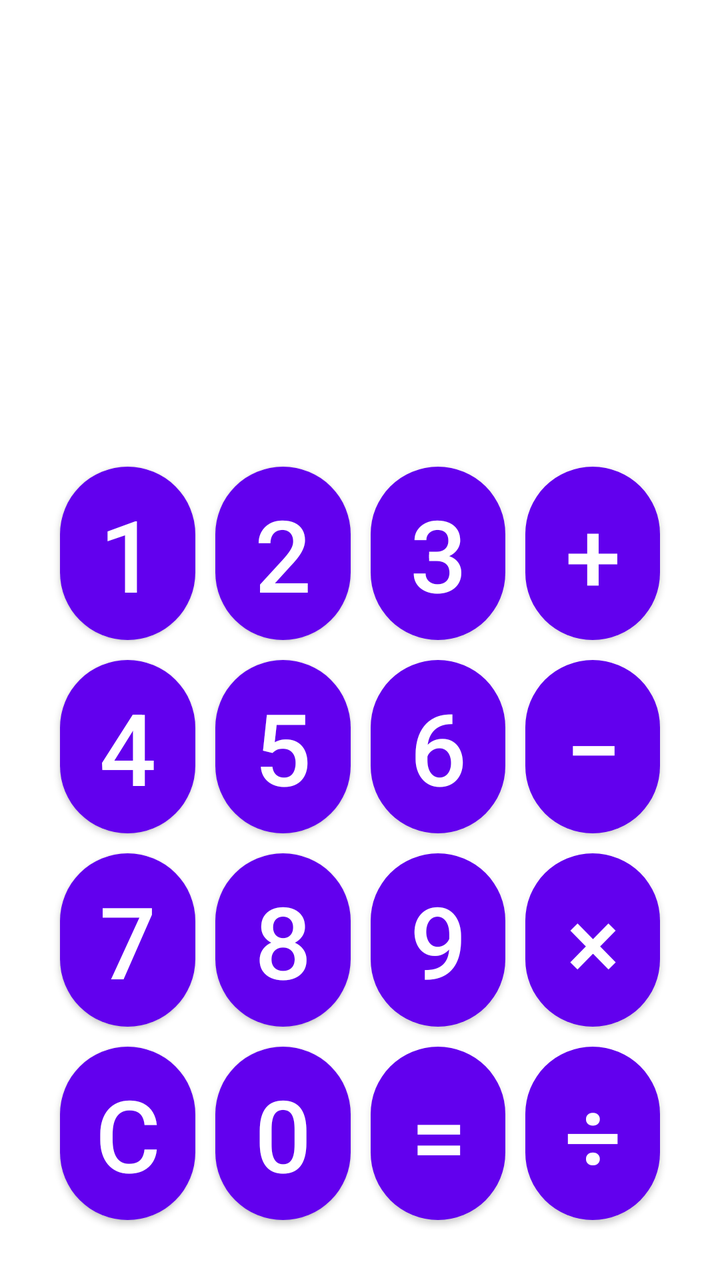
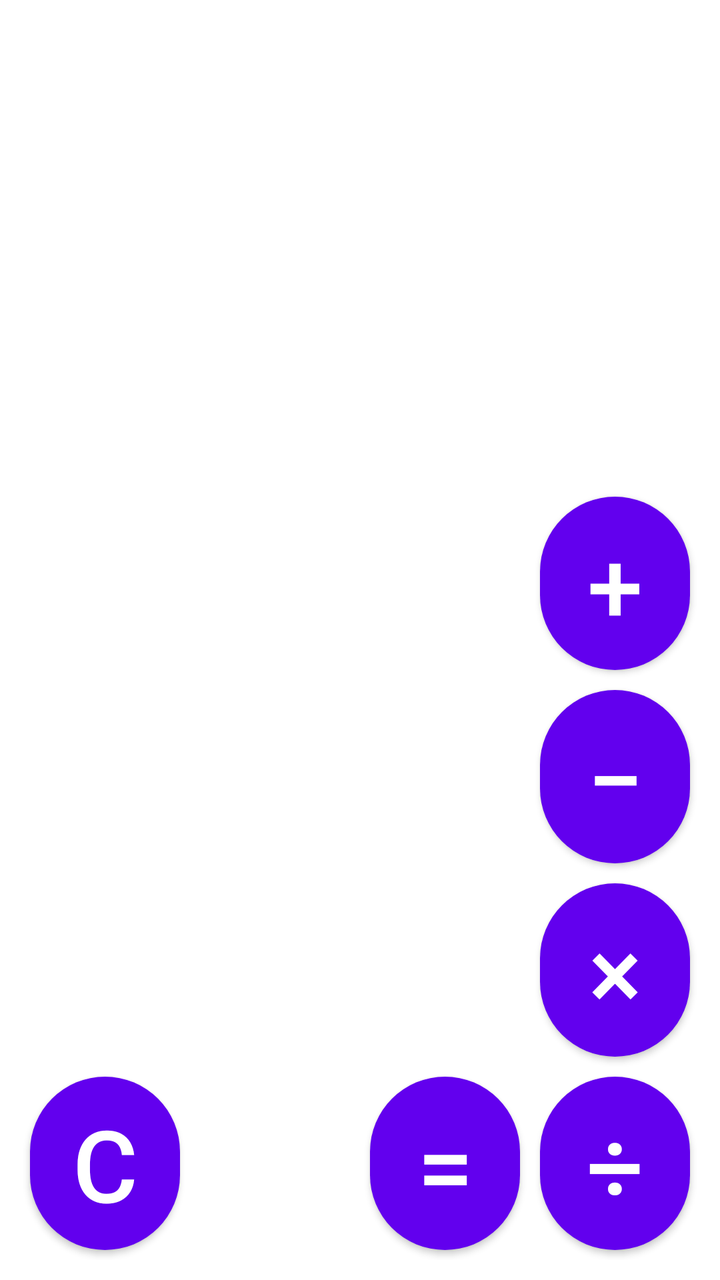

Screens rendered from an Android XML layout before and after an edit, with the pre-edit source and the edit as a unified diff.
<!-- AndroidManifest.xml: application theme Theme.CalculatorApp -->
<!-- res/layout/activity_main.xml -->
<?xml version="1.0" encoding="utf-8"?>
<RelativeLayout xmlns:android="http://schemas.android.com/apk/res/android"
    xmlns:app="http://schemas.android.com/apk/res-auto"
    xmlns:tools="http://schemas.android.com/tools"
    android:layout_width="match_parent"
    android:layout_height="match_parent"
    android:gravity="bottom|center_horizontal"
    android:id="@+id/relative"
    tools:context=".MainActivity">

    <TableLayout
        android:id="@+id/table"
        android:layout_width="match_parent"
        android:layout_height="wrap_content"
        android:paddingHorizontal="25dp"
        android:paddingVertical="25dp">

        <TableRow
            android:layout_width="match_parent"
            android:layout_height="match_parent"
            android:gravity="center_horizontal">

            <Button
                android:id="@+id/button2"
                android:layout_width="wrap_content"
                android:layout_height="wrap_content"
                android:layout_margin="5dp"
                android:layout_weight="1"
                android:background="@drawable/rounded_corner"
                android:text="1"
                android:textSize="50sp" />

            <Button
                android:id="@+id/button"
                android:layout_width="wrap_content"
                android:layout_height="wrap_content"
                android:layout_margin="5dp"
                android:layout_weight="1"
                android:background="@drawable/rounded_corner"
                android:text="2"
                android:textSize="50sp" />

            <Button
                android:id="@+id/button3"
                android:layout_width="wrap_content"
                android:layout_height="wrap_content"
                android:layout_margin="5dp"
                android:layout_weight="1"
                android:background="@drawable/rounded_corner"
                android:text="3"
                android:textSize="50sp" />

            <Button
                android:id="@+id/button4"
                android:layout_width="wrap_content"
                android:layout_height="wrap_content"
                android:layout_margin="5dp"
                android:layout_weight="1"
                android:background="@drawable/rounded_corner"
                android:text="+"
                android:textSize="50sp" />
        </TableRow>

        <TableRow
            android:layout_width="match_parent"
            android:layout_height="match_parent"
            android:gravity="center_horizontal">

            <Button
                android:id="@+id/button5"
                android:layout_width="wrap_content"
                android:layout_height="wrap_content"
                android:layout_margin="5dp"
                android:layout_weight="1"
                android:background="@drawable/rounded_corner"
                android:text="4"
                android:textSize="50sp" />

            <Button
                android:id="@+id/button6"
                android:layout_width="wrap_content"
                android:layout_height="wrap_content"
                android:layout_margin="5dp"
                android:layout_weight="1"
                android:background="@drawable/rounded_corner"
                android:text="5"
                android:textSize="50sp" />

            <Button
                android:id="@+id/button7"
                android:layout_width="wrap_content"
                android:layout_height="wrap_content"
                android:layout_margin="5dp"
                android:layout_weight="1"
                android:background="@drawable/rounded_corner"
                android:text="6"
                android:textSize="50sp" />

            <Button
                android:id="@+id/button8"
                android:layout_width="wrap_content"
                android:layout_height="wrap_content"
                android:layout_margin="5dp"
                android:layout_weight="1"
                android:background="@drawable/rounded_corner"
                android:text="−"
                android:textSize="50sp" />
        </TableRow>

        <TableRow
            android:layout_width="match_parent"
            android:layout_height="match_parent"
            android:gravity="center_horizontal">

            <Button
                android:id="@+id/button9"
                android:layout_width="wrap_content"
                android:layout_height="wrap_content"
                android:layout_margin="5dp"
                android:layout_weight="1"
                android:background="@drawable/rounded_corner"
                android:text="7"
                android:textSize="50sp" />

            <Button
                android:id="@+id/button10"
                android:layout_width="wrap_content"
                android:layout_height="wrap_content"
                android:layout_margin="5dp"
                android:layout_weight="1"
                android:background="@drawable/rounded_corner"
                android:text="8"
                android:textSize="50sp" />

            <Button
                android:id="@+id/button11"
                android:layout_width="wrap_content"
                android:layout_height="wrap_content"
                android:layout_margin="5dp"
                android:layout_weight="1"
                android:background="@drawable/rounded_corner"
                android:text="9"
                android:textSize="50sp" />

            <Button
                android:id="@+id/button12"
                android:layout_width="wrap_content"
                android:layout_height="wrap_content"
                android:layout_margin="5dp"
                android:layout_weight="1"
                android:background="@drawable/rounded_corner"
                android:text="×"
                android:textSize="50sp" />
        </TableRow>

        <TableRow
            android:layout_width="match_parent"
            android:layout_height="match_parent"
            android:gravity="center_horizontal">

            <Button
                android:id="@+id/button13"
                android:layout_width="wrap_content"
                android:layout_height="wrap_content"
                android:layout_margin="5dp"
                android:layout_weight="1"
                android:background="@drawable/rounded_corner"
                android:text="C"
                android:textSize="50sp" />

            <Button
                android:id="@+id/button14"
                android:layout_width="wrap_content"
                android:layout_height="wrap_content"
                android:layout_margin="5dp"
                android:layout_weight="1"
                android:background="@drawable/rounded_corner"
                android:text="0"
                android:textSize="50sp" />

            <Button
                android:id="@+id/button15"
                android:layout_width="wrap_content"
                android:layout_height="wrap_content"
                android:layout_margin="5dp"
                android:layout_weight="1"
                android:background="@drawable/rounded_corner"
                android:text="="
                android:textSize="50sp" />

            <Button
                android:id="@+id/button16"
                android:layout_width="wrap_content"
                android:layout_height="wrap_content"
                android:layout_margin="5dp"
                android:layout_weight="1"
                android:background="@drawable/rounded_corner"
                android:text="÷"
                android:textSize="50sp" />
        </TableRow>
    </TableLayout>

</RelativeLayout>
<!-- resources referenced by this layout -->
<resources>
  <!-- drawable rounded_corner (drawable) -->
  <?xml version="1.0" encoding="utf-8"?>
  
  <shape xmlns:android="http://schemas.android.com/apk/res/android">
      <corners  android:radius="50dp"/>
      <solid android:color="@color/purple_200"></solid>
  </shape>
  <style name="Theme.CalculatorApp" parent="Theme.MaterialComponents.DayNight.DarkActionBar">
          
          <item name="colorPrimary">@color/purple_500</item>
          <item name="colorPrimaryVariant">@color/purple_700</item>
          <item name="colorOnPrimary">@color/white</item>
          
          <item name="colorSecondary">@color/teal_200</item>
          <item name="colorSecondaryVariant">@color/teal_700</item>
          <item name="colorOnSecondary">@color/black</item>
          
          <item name="android:statusBarColor" tools:targetApi="l">?attr/colorPrimaryVariant</item>
          
      </style>
  <color name="purple_200">#FFBB86FC</color>
  <color name="purple_500">#FF6200EE</color>
  <color name="purple_700">#FF3700B3</color>
  <color name="white">#FFFFFFFF</color>
  <color name="teal_200">#FF03DAC5</color>
  <color name="teal_700">#FF018786</color>
  <color name="black">#FF000000</color>
</resources>

<!-- the commit's change to res/layout/activity_main.xml (unified diff, before → after) -->
@@ -7,13 +7,15 @@
     android:gravity="bottom|center_horizontal"
     android:id="@+id/relative"
     tools:context=".MainActivity">
+    style="?android:attr/borderlessButtonStyle"
 
     <TableLayout
         android:id="@+id/table"
         android:layout_width="match_parent"
         android:layout_height="wrap_content"
-        android:paddingHorizontal="25dp"
-        android:paddingVertical="25dp">
+        android:paddingHorizontal="10dp"
+        android:paddingTop="25dp"
+        android:paddingBottom="10dp">
 
         <TableRow
             android:layout_width="match_parent"
@@ -22,32 +24,35 @@
 
             <Button
                 android:id="@+id/button2"
-                android:layout_width="wrap_content"
-                android:layout_height="wrap_content"
-                android:layout_margin="5dp"
-                android:layout_weight="1"
-                android:background="@drawable/rounded_corner"
+                style="?android:attr/borderlessButtonStyle"
+                android:layout_width="wrap_content"
+                android:layout_height="wrap_content"
+                android:layout_margin="5dp"
+                android:layout_weight="1"
                 android:text="1"
+                android:textColor="@color/white"
                 android:textSize="50sp" />
 
             <Button
                 android:id="@+id/button"
-                android:layout_width="wrap_content"
-                android:layout_height="wrap_content"
-                android:layout_margin="5dp"
-                android:layout_weight="1"
-                android:background="@drawable/rounded_corner"
+                style="?android:attr/borderlessButtonStyle"
+                android:layout_width="wrap_content"
+                android:layout_height="wrap_content"
+                android:layout_margin="5dp"
+                android:layout_weight="1"
                 android:text="2"
+                android:textColor="@color/white"
                 android:textSize="50sp" />
 
             <Button
                 android:id="@+id/button3"
-                android:layout_width="wrap_content"
-                android:layout_height="wrap_content"
-                android:layout_margin="5dp"
-                android:layout_weight="1"
-                android:background="@drawable/rounded_corner"
+                style="?android:attr/borderlessButtonStyle"
+                android:layout_width="wrap_content"
+                android:layout_height="wrap_content"
+                android:layout_margin="5dp"
+                android:layout_weight="1"
                 android:text="3"
+                android:textColor="@color/white"
                 android:textSize="50sp" />
 
             <Button
@@ -68,32 +73,35 @@
 
             <Button
                 android:id="@+id/button5"
-                android:layout_width="wrap_content"
-                android:layout_height="wrap_content"
-                android:layout_margin="5dp"
-                android:layout_weight="1"
-                android:background="@drawable/rounded_corner"
+                style="?android:attr/borderlessButtonStyle"
+                android:layout_width="wrap_content"
+                android:layout_height="wrap_content"
+                android:layout_margin="5dp"
+                android:layout_weight="1"
                 android:text="4"
+                android:textColor="@color/white"
                 android:textSize="50sp" />
 
             <Button
                 android:id="@+id/button6"
-                android:layout_width="wrap_content"
-                android:layout_height="wrap_content"
-                android:layout_margin="5dp"
-                android:layout_weight="1"
-                android:background="@drawable/rounded_corner"
+                style="?android:attr/borderlessButtonStyle"
+                android:layout_width="wrap_content"
+                android:layout_height="wrap_content"
+                android:layout_margin="5dp"
+                android:layout_weight="1"
                 android:text="5"
+                android:textColor="@color/white"
                 android:textSize="50sp" />
 
             <Button
                 android:id="@+id/button7"
-                android:layout_width="wrap_content"
-                android:layout_height="wrap_content"
-                android:layout_margin="5dp"
-                android:layout_weight="1"
-                android:background="@drawable/rounded_corner"
+                style="?android:attr/borderlessButtonStyle"
+                android:layout_width="wrap_content"
+                android:layout_height="wrap_content"
+                android:layout_margin="5dp"
+                android:layout_weight="1"
                 android:text="6"
+                android:textColor="@color/white"
                 android:textSize="50sp" />
 
             <Button
@@ -114,32 +122,35 @@
 
             <Button
                 android:id="@+id/button9"
-                android:layout_width="wrap_content"
-                android:layout_height="wrap_content"
-                android:layout_margin="5dp"
-                android:layout_weight="1"
-                android:background="@drawable/rounded_corner"
+                style="?android:attr/borderlessButtonStyle"
+                android:layout_width="wrap_content"
+                android:layout_height="wrap_content"
+                android:layout_margin="5dp"
+                android:layout_weight="1"
                 android:text="7"
+                android:textColor="@color/white"
                 android:textSize="50sp" />
 
             <Button
                 android:id="@+id/button10"
-                android:layout_width="wrap_content"
-                android:layout_height="wrap_content"
-                android:layout_margin="5dp"
-                android:layout_weight="1"
-                android:background="@drawable/rounded_corner"
+                style="?android:attr/borderlessButtonStyle"
+                android:layout_width="wrap_content"
+                android:layout_height="wrap_content"
+                android:layout_margin="5dp"
+                android:layout_weight="1"
                 android:text="8"
+                android:textColor="@color/white"
                 android:textSize="50sp" />
 
             <Button
                 android:id="@+id/button11"
-                android:layout_width="wrap_content"
-                android:layout_height="wrap_content"
-                android:layout_margin="5dp"
-                android:layout_weight="1"
-                android:background="@drawable/rounded_corner"
+                style="?android:attr/borderlessButtonStyle"
+                android:layout_width="wrap_content"
+                android:layout_height="wrap_content"
+                android:layout_margin="5dp"
+                android:layout_weight="1"
                 android:text="9"
+                android:textColor="@color/white"
                 android:textSize="50sp" />
 
             <Button
@@ -170,12 +181,13 @@
 
             <Button
                 android:id="@+id/button14"
-                android:layout_width="wrap_content"
-                android:layout_height="wrap_content"
-                android:layout_margin="5dp"
-                android:layout_weight="1"
-                android:background="@drawable/rounded_corner"
+                style="?android:attr/borderlessButtonStyle"
+                android:layout_width="wrap_content"
+                android:layout_height="wrap_content"
+                android:layout_margin="5dp"
+                android:layout_weight="1"
                 android:text="0"
+                android:textColor="@color/white"
                 android:textSize="50sp" />
 
             <Button
<!-- resource entries referenced after the edit -->
@@ -4,7 +4,7 @@
   <?xml version="1.0" encoding="utf-8"?>
   
   <shape xmlns:android="http://schemas.android.com/apk/res/android">
-      <corners  android:radius="50dp"/>
+      <corners  android:radius="500000dp"/>
       <solid android:color="@color/purple_200"></solid>
   </shape>
   <style name="Theme.CalculatorApp" parent="Theme.MaterialComponents.DayNight.DarkActionBar">
